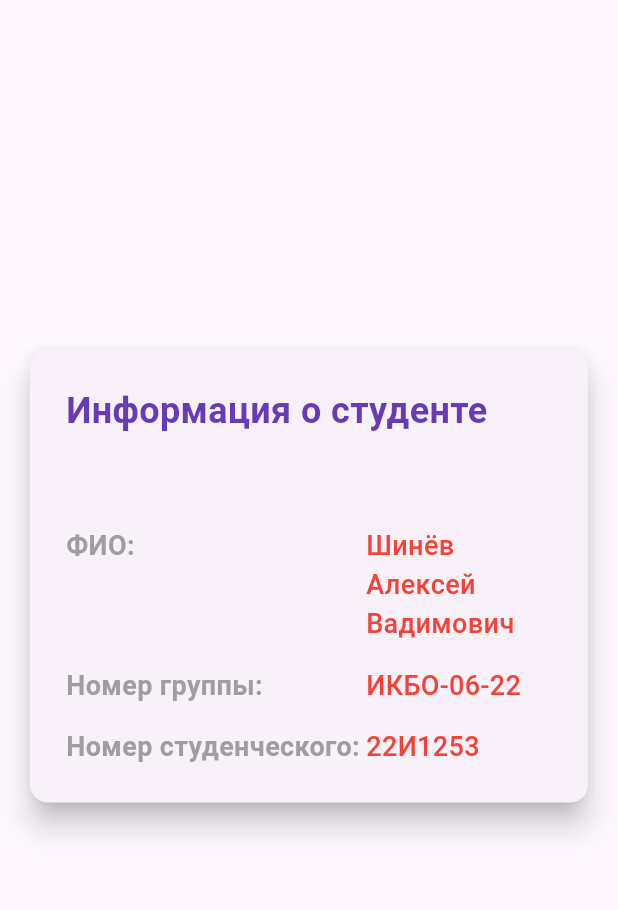
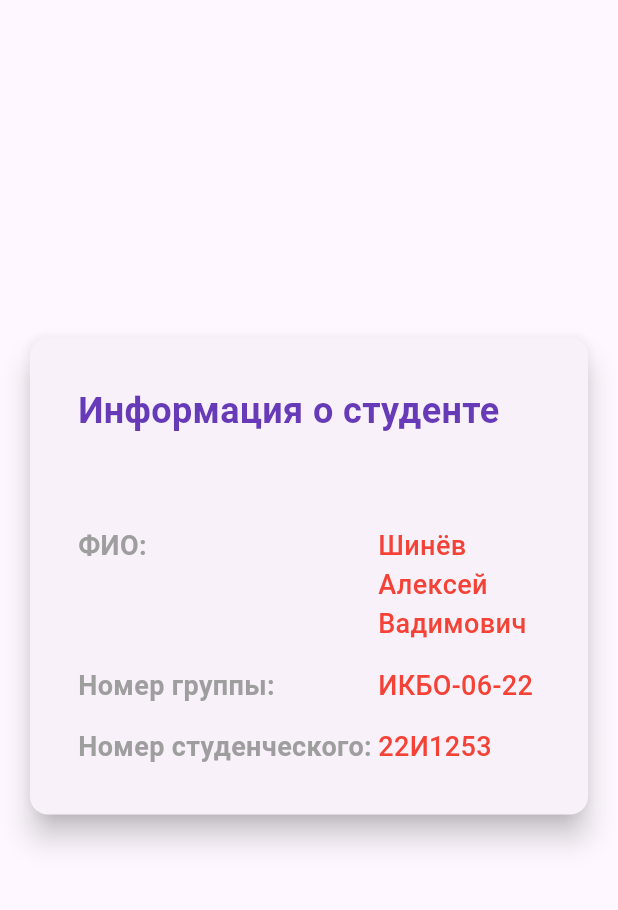
Before and after one commit to BeekeeperASh/flutter_pract1, a Flutter app: the screen it shows after launch, on a phone screen of 412 x 824 dp, the part 84-994 px from its top. Run offline on Flutter 3.47's test engine with Material 3 defaults, Android fonts, the light colour scheme and no system bars.

Commit message:
Использование виджета Padding

```diff
--- a/lib/src/screens/student_info_screen.dart
+++ b/lib/src/screens/student_info_screen.dart
@@ -24,7 +24,7 @@ class StudentInfoCard extends StatelessWidget {
       margin: const EdgeInsets.all(20),
       elevation: 8,
       child: Padding(
-        padding: const EdgeInsets.all(24.0),
+        padding: const EdgeInsets.all(32.0),
         child: Column(
           mainAxisSize: MainAxisSize.min,
           crossAxisAlignment: CrossAxisAlignment.start,
```
